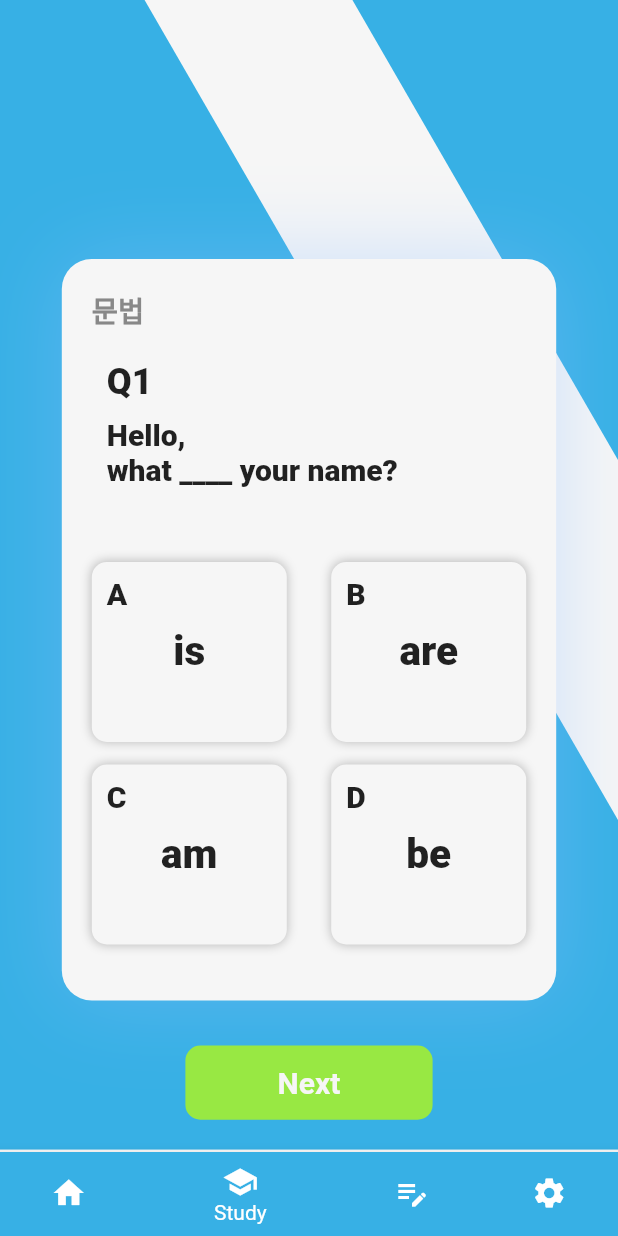
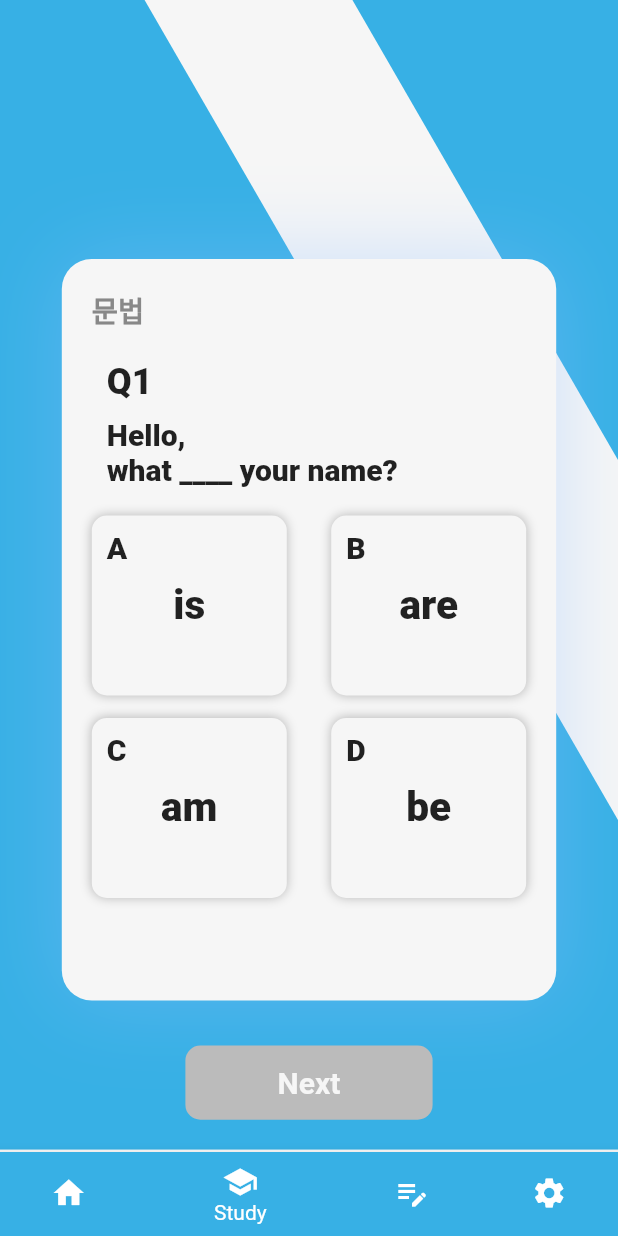
Before and after one commit to drainxc/Eo-Neo, a Flutter app: the screen it shows after launch, item 2 of the bottom bar chosen, on a phone screen of 412 x 824 dp. Run offline on Flutter 3.47's test engine with Material 2 defaults, Android fonts, the phone set to English and light mode, and no system bars; missing offline and left inert: dart:ffi.

Commit message:
Update publishing Quiz Page

```diff
--- a/lib/Quiz.dart
+++ b/lib/Quiz.dart
@@ -1,3 +1,5 @@
+import 'dart:async';
+
 import 'package:flutter/material.dart';
 import 'dart:math' as math;
 
@@ -25,15 +27,22 @@ class MyStatefulWidget extends StatefulWidget {
 }
 
 class _MyStatefulWidgetState extends State<MyStatefulWidget> {
-  var array = [
+  List<Map<String, dynamic>> problem = [
     {
       "problem": "Hello,\nwhat ____ your name?",
       "answer": ["is", "are", "am", "be"],
       "correct": "is"
     },
-    {"a": "asd"},
-    {"a": "asd"},
+    {
+      "problem": "Hello,\nwhat ____ your name?",
+      "answer": ["isa", "are", "am", "be"],
+      "correct": "is"
+    },
   ];
+
+  int _selectedIndex = 0;
+  List _select = List<bool>.filled(4, false, growable: true);
+  bool _fail = false;
 
   @override
   Widget build(BuildContext context) {
@@ -90,17 +99,18 @@ class _MyStatefulWidgetState extends State<MyStatefulWidget> {
                             child: Column(
                               crossAxisAlignment: CrossAxisAlignment.start,
                               children: [
-                                const Text(
-                                  'Q1',
-                                  style: TextStyle(
+                                Text(
+                                  "Q${_selectedIndex + 1}",
+                                  style: const TextStyle(
                                       fontSize: 24,
                                       fontWeight: FontWeight.w900),
                                 ),
                                 Container(
                                   margin: const EdgeInsets.only(top: 10),
-                                  child: const Text(
-                                    'Hello,\nwhat ____ your name?',
-                                    style: TextStyle(
+                                  height: 50,
+                                  child: Text(
+                                    "${problem[_selectedIndex]["problem"]}",
+                                    style: const TextStyle(
                                       fontSize: 20,
                                       fontWeight: FontWeight.w900,
                                     ),
@@ -111,159 +121,15 @@ class _MyStatefulWidgetState extends State<MyStatefulWidget> {
                         Row(
                           mainAxisAlignment: MainAxisAlignment.spaceBetween,
                           children: [
-                            Container(
-                              margin: const EdgeInsets.only(top: 50),
-                              width: 130,
-                              height: 120,
-                              decoration: BoxDecoration(
-                                color: const Color(0xfff6f6f6),
-                                boxShadow: const [
-                                  BoxShadow(
-                                    color: Color.fromRGBO(0, 0, 0, 0.25),
-                                    blurRadius: 5.0,
-                                    spreadRadius: 0.0,
-                                  )
-                                ],
-                                borderRadius: BorderRadius.circular(10),
-                              ),
-                              child: Stack(
-                                children: [
-                                  Container(
-                                    margin: const EdgeInsets.all(10),
-                                    child: const Text(
-                                      "A",
-                                      style: TextStyle(
-                                          fontSize: 20,
-                                          fontWeight: FontWeight.w900),
-                                    ),
-                                  ),
-                                  const Center(
-                                    child: Text(
-                                      "is",
-                                      style: TextStyle(
-                                          fontSize: 27,
-                                          fontWeight: FontWeight.w900),
-                                    ),
-                                  )
-                                ],
-                              ),
-                            ),
-                            Container(
-                              margin: const EdgeInsets.only(top: 50),
-                              width: 130,
-                              height: 120,
-                              decoration: BoxDecoration(
-                                color: const Color(0xfff6f6f6),
-                                boxShadow: const [
-                                  BoxShadow(
-                                    color: Color.fromRGBO(0, 0, 0, 0.25),
-                                    blurRadius: 5.0,
-                                    spreadRadius: 0.0,
-                                  )
-                                ],
-                                borderRadius: BorderRadius.circular(10),
-                              ),
-                              child: Stack(
-                                children: [
-                                  Container(
-                                    margin: const EdgeInsets.all(10),
-                                    child: const Text(
-                                      "B",
-                                      style: TextStyle(
-                                          fontSize: 20,
-                                          fontWeight: FontWeight.w900),
-                                    ),
-                                  ),
-                                  const Center(
-                                    child: Text(
-                                      "are",
-                                      style: TextStyle(
-                                          fontSize: 27,
-                                          fontWeight: FontWeight.w900),
-                                    ),
-                                  )
-                                ],
-                              ),
-                            )
+                            box('A', 0),
+                            box('B', 1),
                           ],
                         ),
                         Row(
                           mainAxisAlignment: MainAxisAlignment.spaceBetween,
                           children: [
-                            Container(
-                              margin: const EdgeInsets.only(top: 15),
-                              width: 130,
-                              height: 120,
-                              decoration: BoxDecoration(
-                                color: const Color(0xfff6f6f6),
-                                boxShadow: const [
-                                  BoxShadow(
-                                    color: Color.fromRGBO(0, 0, 0, 0.25),
-                                    blurRadius: 5.0,
-                                    spreadRadius: 0.0,
-                                  )
-                                ],
-                                borderRadius: BorderRadius.circular(10),
-                              ),
-                              child: Stack(
-                                children: [
-                                  Container(
-                                    margin: const EdgeInsets.all(10),
-                                    child: const Text(
-                                      "C",
-                                      style: TextStyle(
-                                          fontSize: 20,
-                                          fontWeight: FontWeight.w900),
-                                    ),
-                                  ),
-                                  const Center(
-                                    child: Text(
-                                      "am",
-                                      style: TextStyle(
-                                          fontSize: 27,
-                                          fontWeight: FontWeight.w900),
-                                    ),
-                                  )
-                                ],
-                              ),
-                            ),
-                            Container(
-                              margin: const EdgeInsets.only(top: 15),
-                              width: 130,
-                              height: 120,
-                              decoration: BoxDecoration(
-                                color: const Color(0xfff6f6f6),
-                                boxShadow: const [
-                                  BoxShadow(
-                                    color: Color.fromRGBO(0, 0, 0, 0.25),
-                                    blurRadius: 5.0,
-                                    spreadRadius: 0.0,
-                                  )
-                                ],
-                                borderRadius: BorderRadius.circular(10),
-                              ),
-                              child: Stack(
-                                children: [
-                                  Container(
-                                    margin: const EdgeInsets.all(10),
-                                    child: const Text(
-                                      "D",
-                                      style: TextStyle(
-                                          fontSize: 20,
-                                          fontWeight: FontWeight.w900),
-                                    ),
-                                  ),
-                                  const Center(
-                                    child: Text(
-                                      "be",
-                                      style: TextStyle(
-                                          fontSize: 27,
-                                          fontWeight: FontWeight.w900),
-                                    ),
-                                  )
-                                ],
-                              ),
-                            )
+                            box('C', 2),
+                            box('D', 3),
                           ],
                         ),
                       ],
@@ -271,14 +137,40 @@ class _MyStatefulWidgetState extends State<MyStatefulWidget> {
                   ),
                 ),
                 Center(
-                  child: Container(
+                  child: InkWell(
+                    onTap: () => {
+                      setState(() {
+                        if (_select.contains(true)) {
+                          if (problem[_selectedIndex]["answer"]
+                          [_select.indexOf(true)] ==
+                              problem[_selectedIndex]["correct"]) {
+                            _selectedIndex += 1;
+                          } else {
+                            _fail = true;
+                            Timer(
+                                const Duration(seconds: 1),
+                                    () => setState(() {
+                                  _fail = false;
+                                }));
+                          }
+                          _select = List<bool>.filled(4, false, growable: true);
+                        }
+                      })
+                    },
+                    child: AnimatedContainer(
                       margin: const EdgeInsets.fromLTRB(0, 30, 0, 20),
                       width: width * 0.4,
                       height: height * 0.06,
                       decoration: BoxDecoration(
                         borderRadius: BorderRadius.circular(10),
-                      color: const Color(0xff98E843),
+                        color: _fail
+                            ? const Color(0xffE4101E)
+                            : _select.contains(true)
+                                ? const Color(0xff98E843)
+                                : const Color(0xffbbbbbb),
                       ),
+                      duration: const Duration(milliseconds: 200),
+                      curve: Curves.ease,
                       child: const Center(
                         child: Text(
                           "Next",
@@ -289,10 +181,73 @@ class _MyStatefulWidgetState extends State<MyStatefulWidget> {
                         ),
                       ),
                     ),
+                  ),
                 )
               ])),
         ],
       ),
     );
   }
+
+  Widget box(String q, int n) {
+    return InkWell(
+        onTap: () => {
+              setState(() {
+                _select = List<bool>.filled(4, false, growable: true);
+                _select[n] = true;
+              })
+            },
+        child: AnimatedContainer(
+          margin: const EdgeInsets.only(top: 15),
+          width: 130,
+          height: 120,
+          duration: const Duration(milliseconds: 300),
+          curve: Curves.ease,
+          decoration: _select[n]
+              ? BoxDecoration(
+                  boxShadow: const [
+                    BoxShadow(
+                      color: Color.fromRGBO(0, 0, 0, 0.125),
+                    ),
+                    BoxShadow(
+                      color: Color(0xfff6f6f6),
+                      spreadRadius: -4.0,
+                      blurRadius: 4.0,
+                    ),
+                  ],
+                  borderRadius: BorderRadius.circular(10),
+                )
+              : BoxDecoration(
+                  color: const Color(0xfff6f6f6),
+                  boxShadow: const [
+                    BoxShadow(
+                      color: Color.fromRGBO(0, 0, 0, 0.25),
+                      blurRadius: 5.0,
+                    )
+                  ],
+                  borderRadius: BorderRadius.circular(10),
+                ),
+          child: Stack(
+            children: [
+              Container(
+                margin: const EdgeInsets.all(10),
+                child: Text(
+                  q,
+                  style: const TextStyle(
+                      fontSize: 20, fontWeight: FontWeight.w900),
+                ),
+              ),
+              Center(
+                child: Text(
+                  '${problem[_selectedIndex]["answer"][n]}',
+                  style: const TextStyle(
+                      fontSize: 27, fontWeight: FontWeight.w900),
+                ),
+              )
+            ],
+          ),
+        ));
   }
+
+
+}
```
Lines whose indentation alone changed are shown as unchanged.
